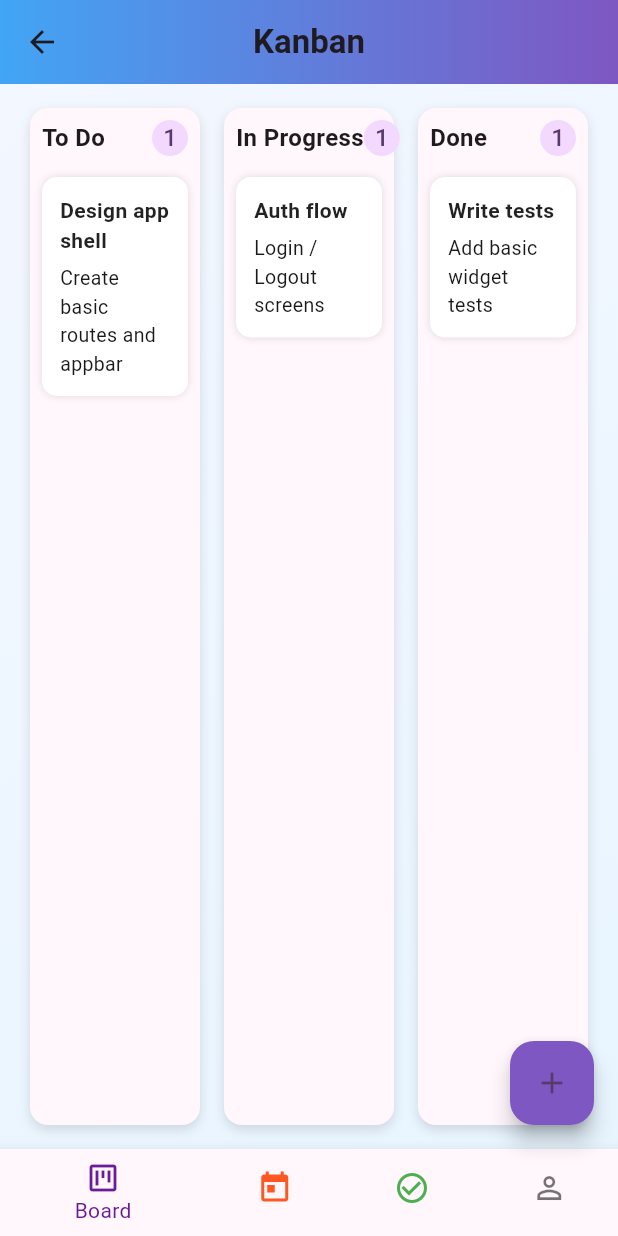
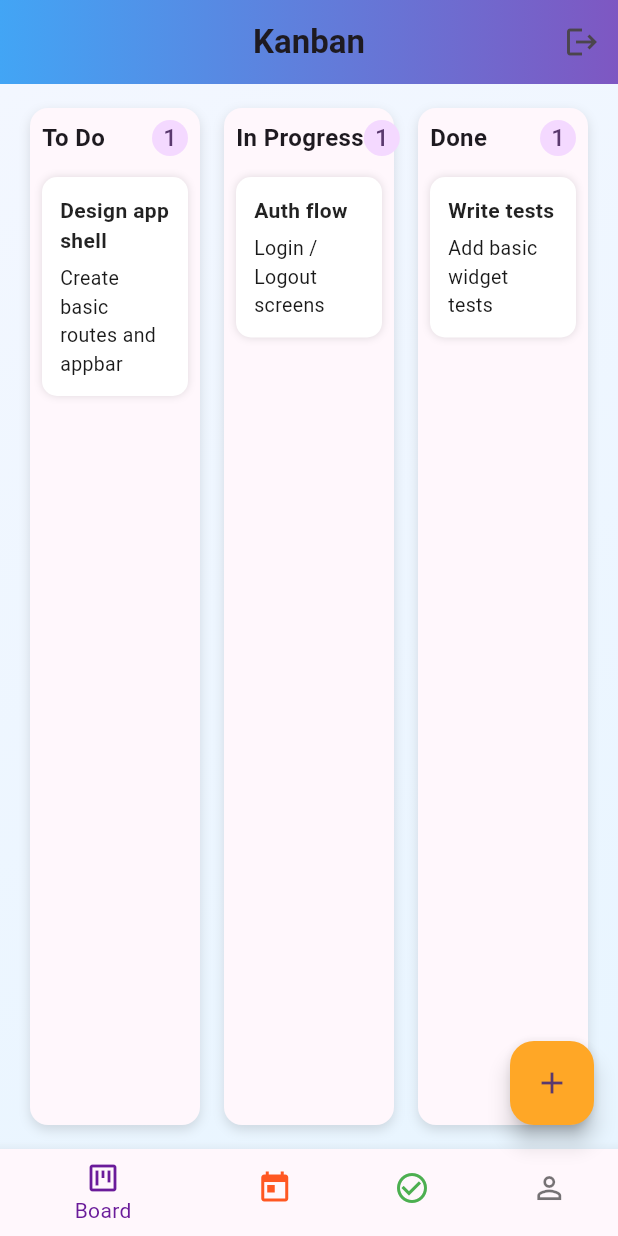
Before and after one commit to motociklist/flutter-kanban, a Flutter app: the KanbanPage screen opened directly, on a phone screen of 412 x 824 dp. Run offline on Flutter 3.47's test engine with Material 3 defaults, Android fonts, the phone set to English and light mode, and no system bars; our stand-ins replace firebase_auth, firebase_core; accounts and stored records are empty.

Commit message:
+ add auth

```diff
--- a/lib/pages/kanban_page.dart
+++ b/lib/pages/kanban_page.dart
@@ -4,12 +4,12 @@ import '../widgets/kanban_column.dart';
 import '../login_page.dart';
 import '../register_page.dart';
 import '../profile_page.dart';
+import '../services/firebase_auth_service.dart';
 
 class KanbanPage extends StatefulWidget {
-  final ValueNotifier<bool>? auth;
   final ValueNotifier<bool>? firstLaunch;
   final ValueNotifier<bool>? isDark;
-  const KanbanPage({Key? key, this.auth, this.firstLaunch, this.isDark})
+  const KanbanPage({Key? key, this.firstLaunch, this.isDark})
       : super(key: key);
 
   @override
@@ -19,6 +19,7 @@ class KanbanPage extends StatefulWidget {
 class _KanbanPageState extends State<KanbanPage> {
   String _id() => DateTime.now().microsecondsSinceEpoch.toString();
   late List<KanbanTask> _tasks;
+  final _authService = FirebaseAuthService();
 
   @override
   void initState() {
@@ -37,7 +38,7 @@ class _KanbanPageState extends State<KanbanPage> {
           description: 'Login / Logout screens',
           status: KanbanStatus.inProgress,
           color: Colors.white,
-          createdAt: DateTime.now().subtract(Duration(days: 1))),
+          createdAt: DateTime.now().subtract(const Duration(days: 1))),
       KanbanTask(
           id: _id(),
           title: 'Write tests',
@@ -66,20 +67,20 @@ class _KanbanPageState extends State<KanbanPage> {
     final ok = await showDialog<bool>(
       context: context,
       builder: (context) => AlertDialog(
-        title: Text('New task'),
+        title: const Text('New task'),
         content: Form(
           key: formKey,
           child: Column(
             mainAxisSize: MainAxisSize.min,
             children: [
               TextFormField(
-                decoration: InputDecoration(labelText: 'Title'),
+                decoration: const InputDecoration(labelText: 'Title'),
                 onSaved: (v) => title = v ?? '',
                 validator: (v) =>
                     (v == null || v.isEmpty) ? 'Enter title' : null,
               ),
               TextFormField(
-                decoration: InputDecoration(labelText: 'Description'),
+                decoration: const InputDecoration(labelText: 'Description'),
                 onSaved: (v) => desc = v ?? '',
               ),
             ],
@@ -88,14 +89,14 @@ class _KanbanPageState extends State<KanbanPage> {
         actions: [
           TextButton(
               onPressed: () => Navigator.pop(context, false),
-              child: Text('Cancel')),
+              child: const Text('Cancel')),
           ElevatedButton(
             onPressed: () {
               if (!formKey.currentState!.validate()) return;
               formKey.currentState!.save();
               Navigator.pop(context, true);
             },
-            child: Text('Add'),
+            child: const Text('Add'),
           ),
         ],
       ),
@@ -115,11 +116,11 @@ class _KanbanPageState extends State<KanbanPage> {
   Color _colorForStatus(KanbanStatus status, BuildContext context) {
     switch (status) {
       case KanbanStatus.todo:
-        return Color(0xFFE3F2FD);
+        return const Color(0xFFE3F2FD);
       case KanbanStatus.inProgress:
-        return Color(0xFFFFF3E0);
+        return const Color(0xFFFFF3E0);
       case KanbanStatus.done:
-        return Color(0xFFE8F5E9);
+        return const Color(0xFFE8F5E9);
       default:
         return Theme.of(context).cardColor;
     }
@@ -127,37 +128,25 @@ class _KanbanPageState extends State<KanbanPage> {
 
   @override
   Widget build(BuildContext context) {
-    // Wrap board in a scaffold that offers a bottom tab bar (tap bar)
-    return ValueListenableBuilder<bool?>(
-      valueListenable: widget.auth ?? ValueNotifier<bool?>(null),
-      builder: (context, authValue, _) {
-        // If this is the first launch and firstLaunch notifier present, open Register page once
-        if (widget.firstLaunch?.value == true) {
-          // schedule to run after build
-          WidgetsBinding.instance.addPostFrameCallback((_) async {
-            widget.firstLaunch?.value = false;
-            await Navigator.of(context)
-                .push(MaterialPageRoute(builder: (_) => RegisterPage()));
-          });
-        }
-
     return _KanbanScaffold(
-          authValue: authValue ?? false,
       onLoginRequested: () async {
-            final res = await Navigator.of(context).push<bool>(
+        await Navigator.of(context).push<bool>(
             MaterialPageRoute(
                 builder: (_) =>
-                        LoginPage(onLogin: () => widget.auth?.value = true)));
-            if (res == true) widget.auth?.value = true;
+                    LoginPage(onLogin: () {
+                      // Firebase handles login automatically
+                      // authStateChanges will trigger and refresh the UI
+                    })));
       },
       onRegisterRequested: () async {
-            final res = await Navigator.of(context)
-                .push<bool>(MaterialPageRoute(builder: (_) => RegisterPage()));
-            if (res == true)
-              ScaffoldMessenger.of(context).showSnackBar(SnackBar(
-                  content: Text('Registration successful — please login')));
+        await Navigator.of(context)
+            .push<bool>(MaterialPageRoute(builder: (_) => const RegisterPage()));
+        // After registration, Firebase authStateChanges will automatically
+        // rebuild the app with the new user. No need to show message here.
       },
-          onLogout: () => widget.auth?.value = false,
+      onLogout: () {
+        _authService.signOut();
+      },
       addTask: _addTaskDialog,
       buildBoard: () => Padding(
         padding: const EdgeInsets.symmetric(horizontal: 12.0, vertical: 8),
@@ -185,13 +174,10 @@ class _KanbanPageState extends State<KanbanPage> {
       themeNotifier: widget.isDark,
       colorForStatus: _colorForStatus,
     );
-      },
-    );
   }
 }
 
 class _KanbanScaffold extends StatefulWidget {
-  final bool authValue;
   final VoidCallback onLogout;
   final Future<void> Function() onLoginRequested;
   final Future<void> Function() onRegisterRequested;
@@ -203,7 +189,6 @@ class _KanbanScaffold extends StatefulWidget {
 
   const _KanbanScaffold({
     Key? key,
-    required this.authValue,
     required this.onLogout,
     required this.onLoginRequested,
     required this.onRegisterRequested,
@@ -220,6 +205,7 @@ class _KanbanScaffold extends StatefulWidget {
 
 class _KanbanScaffoldState extends State<_KanbanScaffold> {
   int _selectedIndex = 0;
+  final _authService = FirebaseAuthService();
 
   void _onTap(int idx) async {
     // tabs mapping:
@@ -228,13 +214,15 @@ class _KanbanScaffoldState extends State<_KanbanScaffold> {
     // 2 - Completed
     // 3 - Account
     if (idx == 3) {
-      if (widget.authValue) {
+      if (_authService.currentUser != null) {
         // Open full Profile page
+        if (mounted) {
           await Navigator.of(context).push(MaterialPageRoute(
               builder: (_) => ProfilePage(
                   onLogout: widget.onLogout,
                   tasks: widget.tasks,
                   themeNotifier: widget.themeNotifier)));
+        }
       } else {
         await widget.onLoginRequested();
       }
@@ -247,22 +235,23 @@ class _KanbanScaffoldState extends State<_KanbanScaffold> {
   Widget build(BuildContext context) {
     return Scaffold(
       appBar: AppBar(
-        title: Text('Kanban', style: TextStyle(fontWeight: FontWeight.bold)),
+        title: const Text('Kanban', style: TextStyle(fontWeight: FontWeight.bold)),
         centerTitle: true,
         elevation: 4,
         flexibleSpace: Container(
-          decoration: BoxDecoration(
+          decoration: const BoxDecoration(
             gradient:
+            //fixme
                 LinearGradient(colors: [Color(0xFF42A5F5), Color(0xFF7E57C2)]),
           ),
         ),
         actions: [
-          if (widget.authValue)
-            IconButton(icon: Icon(Icons.logout), onPressed: widget.onLogout),
+          if (_authService.currentUser != null)
+            IconButton(icon: const Icon(Icons.logout), onPressed: widget.onLogout),
         ],
       ),
       body: Container(
-        decoration: BoxDecoration(
+        decoration: const BoxDecoration(
           gradient: LinearGradient(
               colors: [Color(0xFFF3F7FF), Color(0xFFE8F5FF)],
               begin: Alignment.topLeft,
@@ -291,7 +280,7 @@ class _KanbanScaffoldState extends State<_KanbanScaffold> {
                             decoration: BoxDecoration(
                                 color: widget.colorForStatus(t.status, context),
                                 borderRadius: BorderRadius.circular(8),
-                                boxShadow: [
+                                boxShadow: const [
                                   BoxShadow(
                                       color: Colors.black12, blurRadius: 4)
                                 ]),
@@ -299,11 +288,11 @@ class _KanbanScaffoldState extends State<_KanbanScaffold> {
                                 crossAxisAlignment: CrossAxisAlignment.start,
                                 children: [
                                   Text(t.title,
-                                      style: TextStyle(
+                                      style: const TextStyle(
                                           fontWeight: FontWeight.w600)),
                                   if (t.description != null)
                                     Text(t.description!,
-                                        style: TextStyle(color: Colors.black54))
+                                        style: const TextStyle(color: Colors.black54))
                                 ]),
                           ),
                         ))
@@ -323,7 +312,7 @@ class _KanbanScaffoldState extends State<_KanbanScaffold> {
                             decoration: BoxDecoration(
                                 color: widget.colorForStatus(t.status, context),
                                 borderRadius: BorderRadius.circular(8),
-                                boxShadow: [
+                                boxShadow: const [
                                   BoxShadow(
                                       color: Colors.black12, blurRadius: 4)
                                 ]),
@@ -331,11 +320,11 @@ class _KanbanScaffoldState extends State<_KanbanScaffold> {
                                 crossAxisAlignment: CrossAxisAlignment.start,
                                 children: [
                                   Text(t.title,
-                                      style: TextStyle(
+                                      style: const TextStyle(
                                           fontWeight: FontWeight.w600)),
                                   if (t.description != null)
                                     Text(t.description!,
-                                        style: TextStyle(color: Colors.black54))
+                                        style: const TextStyle(color: Colors.black54))
                                 ]),
                           ),
                         ))
@@ -351,31 +340,35 @@ class _KanbanScaffoldState extends State<_KanbanScaffold> {
                   Row(children: [
                     CircleAvatar(
                         radius: 28,
-                        backgroundColor: Color(0xFF7E57C2),
+                        backgroundColor: Color(0xFFFFA726),
                         child: Icon(Icons.person, color: Colors.white)),
-                    SizedBox(width: 12),
+                    const SizedBox(width: 12),
                     Column(
                         crossAxisAlignment: CrossAxisAlignment.start,
                         children: [
-                          Text('Demo User',
-                              style: TextStyle(
+                          Text(_authService.currentUser?.displayName ?? 'Demo User',
+                              style: const TextStyle(
                                   fontSize: 18, fontWeight: FontWeight.bold)),
-                          Text(widget.authValue ? 'Logged in' : 'Not logged in')
+                          Text(_authService.currentUser != null ? 'Logged in' : 'Not logged in')
                         ])
                   ]),
-                  SizedBox(height: 20),
+                  const SizedBox(height: 20),
                   ElevatedButton.icon(
-                      onPressed: widget.authValue
+                      style: ElevatedButton.styleFrom(
+                        backgroundColor: const Color(0xFFFFA726),
+                        foregroundColor: Colors.white,
+                      ),
+                      onPressed: _authService.currentUser != null
                           ? widget.onLogout
                           : widget.onLoginRequested,
-                      icon: Icon(widget.authValue ? Icons.logout : Icons.login),
-                      label: Text(widget.authValue ? 'Logout' : 'Login')),
-                  SizedBox(height: 12),
-                  Text('About',
+                      icon: Icon(_authService.currentUser != null ? Icons.logout : Icons.login),
+                      label: Text(_authService.currentUser != null ? 'Logout' : 'Login')),
+                  const SizedBox(height: 12),
+                  const Text('About',
                       style:
                           TextStyle(fontSize: 16, fontWeight: FontWeight.w600)),
-                  SizedBox(height: 8),
-                  Text(
+                  const SizedBox(height: 8),
+                  const Text(
                       'This is a demo Kanban app with a vibrant UI. Use the Board tab to drag & drop tasks.'),
                 ],
               ),
@@ -386,10 +379,10 @@ class _KanbanScaffoldState extends State<_KanbanScaffold> {
       bottomNavigationBar: BottomNavigationBar(
         currentIndex: _selectedIndex,
         onTap: _onTap,
-        selectedItemColor: Color(0xFF6A1B9A),
+        selectedItemColor: const Color(0xFF6A1B9A),
         unselectedItemColor: Colors.black54,
         backgroundColor: Colors.white,
-        items: [
+        items: const [
           BottomNavigationBarItem(
               icon: Icon(Icons.view_kanban_outlined), label: 'Board'),
           BottomNavigationBarItem(
@@ -404,8 +397,8 @@ class _KanbanScaffoldState extends State<_KanbanScaffold> {
       ),
       floatingActionButton: FloatingActionButton(
         onPressed: widget.addTask,
-        backgroundColor: Color(0xFF7E57C2),
-        child: Icon(Icons.add),
+        backgroundColor: const Color(0xFFFFA726),
+        child: const Icon(Icons.add),
       ),
     );
   }
--- a/lib/styles.dart
+++ b/lib/styles.dart
@@ -2,6 +2,7 @@ import 'package:flutter/material.dart';
 
 class AppStyles {
   // Core brand colors (used in light mode)
+  //fixme
   static const Color primary = Color(0xFF6A1B9A); // deep violet
   static const Color secondary = Color(0xFF1976D2); // bright blue
 
@@ -36,7 +37,8 @@ class AppStyles {
       ElevatedButton.styleFrom(
         padding: EdgeInsets.symmetric(vertical: verticalPadding),
         shape: RoundedRectangleBorder(borderRadius: BorderRadius.circular(12)),
-        backgroundColor: primary,
+        backgroundColor: const Color(0xFFFFA726),
+        foregroundColor: Colors.white,
         elevation: 4,
       );
 
```
Also changed, not shown: lib/login_page.dart (+68 -15 lines), lib/main.dart (+41 -10 lines), lib/register_page.dart (+79 -11 lines), lib/services/firebase_auth_service.dart (added, +110 -0 lines), firebase.json (added), lib/firebase_options.dart (added), 1 other file. Lines whose indentation alone changed are shown as unchanged.
